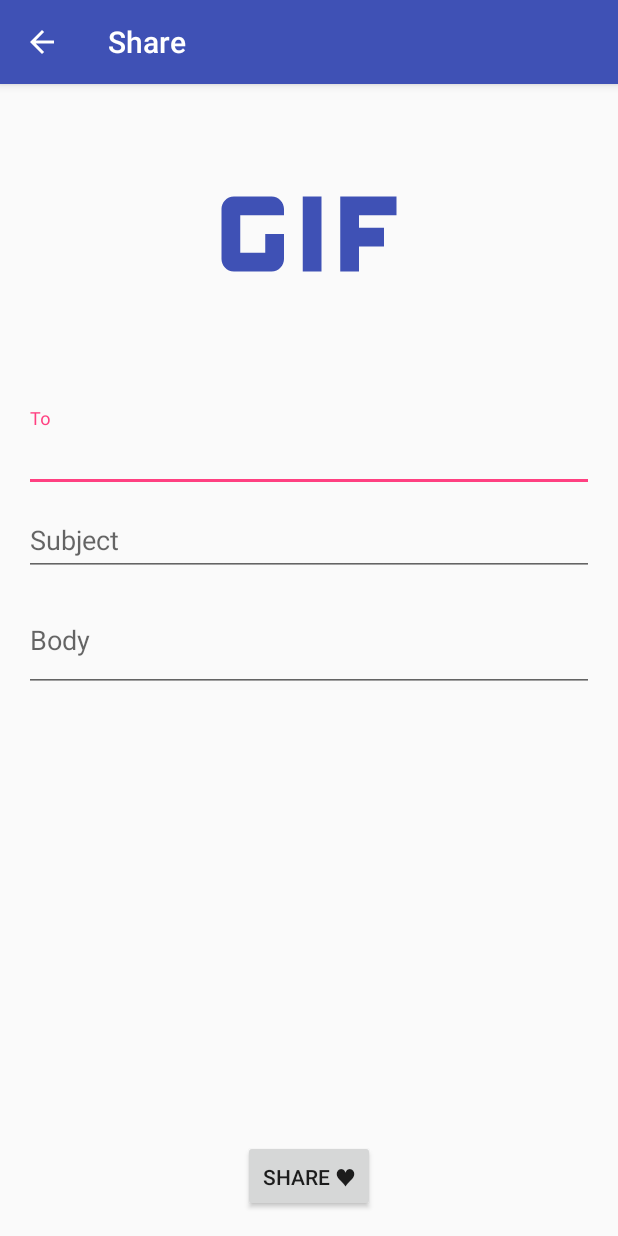
After one commit to bffcorreia/random-gifs, an Android app: the ShareActivity screen opened directly, with no data from a screen before it, on a phone screen of 412 x 824 dp. The commit adds this screen. Run offline under Robolectric (Android 15) with nearby library versions, the phone set to English and light mode, and no system bars; pictures from the network do not load; 3 statements that could not run were skipped.

Commit message:
Create share gif by email activity.

```diff
--- a/app/build.gradle
+++ b/app/build.gradle
@@ -31,6 +31,7 @@ dependencies {
   implementation fileTree(include: ['*.jar'], dir: 'libs')
   implementation "org.jetbrains.kotlin:kotlin-stdlib-jre7:$kotlin_version"
   implementation 'com.android.support:appcompat-v7:27.1.1'
+  implementation 'com.android.support:design:27.1.1'
   testImplementation 'junit:junit:4.12'
   androidTestImplementation 'com.android.support.test:runner:1.0.2'
   androidTestImplementation 'com.android.support.test.espresso:espresso-core:3.0.2'
--- a/app/src/main/AndroidManifest.xml
+++ b/app/src/main/AndroidManifest.xml
@@ -20,5 +20,7 @@
         <category android:name="android.intent.category.LAUNCHER"/>
       </intent-filter>
     </activity>
+
+    <activity android:name=".ShareActivity"/>
   </application>
 </manifest>
--- /dev/null
+++ b/app/src/main/java/io/github/bffcorreia/randomgifs/ShareActivity.kt
@@ -0,0 +1,87 @@
+package io.github.bffcorreia.randomgifs
+
+import android.content.Intent
+import android.net.Uri
+import android.os.Bundle
+import android.support.v7.app.AppCompatActivity
+import android.widget.Button
+import android.widget.ImageView
+import android.widget.TextView
+import com.bumptech.glide.Glide
+import com.bumptech.glide.request.RequestOptions
+
+
+class ShareActivity : AppCompatActivity() {
+
+  private lateinit var gifView: ImageView
+  private lateinit var toView: TextView
+  private lateinit var subjectView: TextView
+  private lateinit var bodyView: TextView
+  private lateinit var shareView: Button
+  private lateinit var gif: Gif
+
+  override fun onCreate(savedInstanceState: Bundle?) {
+    super.onCreate(savedInstanceState)
+    setContentView(R.layout.activity_share)
+    getIntentExtras()
+    findViews()
+    initViews()
+  }
+
+  override fun onSupportNavigateUp(): Boolean {
+    onBackPressed()
+    return true
+  }
+
+  private fun getIntentExtras() {
+    gif = intent.getParcelableExtra("gif")
+  }
+
+  private fun findViews() {
+    gifView = findViewById(R.id.gif)
+    toView = findViewById(R.id.to)
+    subjectView = findViewById(R.id.subject)
+    bodyView = findViewById(R.id.body)
+    shareView = findViewById(R.id.share)
+  }
+
+  private fun initViews() {
+    initActionBar()
+    initGif()
+    initSubject()
+    initBody()
+    initShare()
+  }
+
+  private fun initActionBar() {
+    setTitle(R.string.share)
+    supportActionBar?.setDisplayHomeAsUpEnabled(true)
+  }
+
+  private fun initGif() {
+    Glide.with(this).asGif().load(gif.url).apply(RequestOptions.centerCropTransform()).into(gifView)
+  }
+
+  private fun initSubject() {
+    val subject = "${getString(R.string.app_name)} - ${gif.title}"
+    subjectView.text = subject
+  }
+
+  private fun initBody() {
+    bodyView.text = gif.url
+  }
+
+  private fun initShare() {
+    shareView.setOnClickListener({ shareByEmail() })
+  }
+
+  private fun shareByEmail() {
+    val intent = Intent(Intent.ACTION_SENDTO)
+    val emails = toView.text.replace("\\s".toRegex(), "").split(",").toTypedArray()
+    intent.data = Uri.parse("mailto:")
+    intent.putExtra(Intent.EXTRA_EMAIL, emails)
+    intent.putExtra(Intent.EXTRA_SUBJECT, subjectView.text.toString())
+    intent.putExtra(Intent.EXTRA_TEXT, bodyView.text)
+    startActivity(intent)
+  }
+}
--- /dev/null
+++ b/app/src/main/res/layout/activity_share.xml
@@ -0,0 +1,73 @@
+<?xml version="1.0" encoding="utf-8"?>
+<LinearLayout xmlns:android="http://schemas.android.com/apk/res/android"
+    android:layout_width="match_parent"
+    android:layout_height="match_parent"
+    android:orientation="vertical"
+    >
+
+  <ImageView
+      android:id="@+id/gif"
+      android:layout_width="match_parent"
+      android:layout_height="@dimen/gif_size"
+      android:src="@drawable/ic_gif"
+      />
+
+  <android.support.design.widget.TextInputLayout
+      android:layout_width="match_parent"
+      android:layout_height="wrap_content"
+      android:layout_marginEnd="@dimen/margin_normal"
+      android:layout_marginStart="@dimen/margin_normal"
+      android:layout_marginTop="@dimen/margin_normal"
+      >
+
+    <android.support.design.widget.TextInputEditText
+        android:id="@+id/to"
+        android:layout_width="match_parent"
+        android:layout_height="wrap_content"
+        android:hint="@string/to"
+        />
+  </android.support.design.widget.TextInputLayout>
+
+  <android.support.design.widget.TextInputLayout
+      android:layout_width="match_parent"
+      android:layout_height="wrap_content"
+      android:layout_marginEnd="@dimen/margin_normal"
+      android:layout_marginStart="@dimen/margin_normal"
+      >
+
+    <android.support.design.widget.TextInputEditText
+        android:id="@+id/subject"
+        android:layout_width="match_parent"
+        android:layout_height="wrap_content"
+        android:hint="@string/subject"
+        />
+  </android.support.design.widget.TextInputLayout>
+
+  <android.support.design.widget.TextInputLayout
+      android:layout_width="match_parent"
+      android:layout_height="0dp"
+      android:layout_marginEnd="@dimen/margin_normal"
+      android:layout_marginStart="@dimen/margin_normal"
+      android:layout_weight="1"
+      >
+
+    <android.support.design.widget.TextInputEditText
+        android:id="@+id/body"
+        android:layout_width="match_parent"
+        android:layout_height="wrap_content"
+        android:hint="@string/body"
+        android:maxLines="4"
+        android:minLines="2"
+        />
+  </android.support.design.widget.TextInputLayout>
+
+  <Button
+      android:id="@+id/share"
+      android:layout_width="wrap_content"
+      android:layout_height="wrap_content"
+      android:layout_gravity="center_horizontal"
+      android:layout_marginBottom="@dimen/margin_normal"
+      android:layout_marginTop="@dimen/margin_normal"
+      android:text="@string/share_with_love"
+      />
+</LinearLayout>
--- a/app/src/main/res/values/dimens.xml
+++ b/app/src/main/res/values/dimens.xml
@@ -1,5 +1,6 @@
 <?xml version="1.0" encoding="utf-8"?>
 <resources>
   <dimen name="gif_size">200dp</dimen>
+  <dimen name="margin_normal">16dp</dimen>
   <dimen name="margin_large">24dp</dimen>
 </resources>
--- a/app/src/main/res/values/strings.xml
+++ b/app/src/main/res/values/strings.xml
@@ -1,4 +1,10 @@
 <resources>
     <string name="app_name">Random Gifs</string>
   <string name="surprise_me">Surprise me!</string>
+  <string name="to">To</string>
+  <string name="subject">Subject</string>
+  <string name="body">Body</string>
+  <string name="share_with_love">Share ♥</string>
+  <string name="share">Share</string>
+  <string name="share_by_email">Share by Email</string>
 </resources>
```
